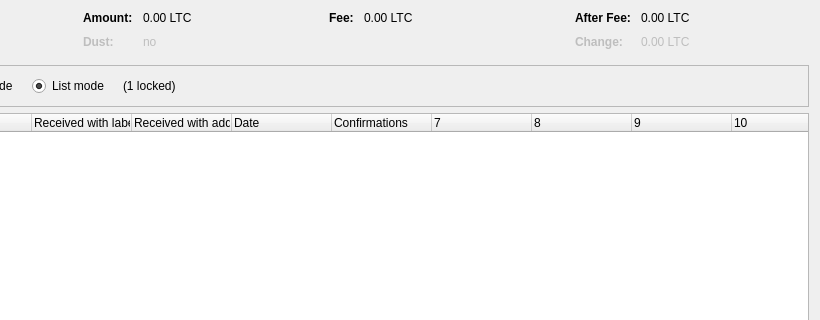
This is src/qt/forms/coincontroldialog.ui in rngcoin-project/rngcoin as Qt 5 draws it before an edit; both pictures show x 180 to 1000 and y 0 to 320 of the 1000 by 500 pixel window. The edited form follows.
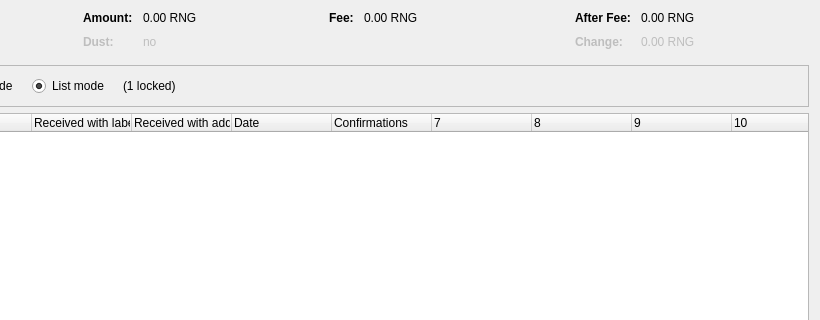
This is the edited form. Custom widgets are drawn as their Qt base class.

Diff of the .ui file:
```diff
--- a/src/qt/forms/coincontroldialog.ui
+++ b/src/qt/forms/coincontroldialog.ui
@@ -132,7 +132,7 @@
           <enum>Qt::ActionsContextMenu</enum>
          </property>
          <property name="text">
-          <string notr="true">0.00 LTC</string>
+          <string notr="true">0.00 RNG</string>
          </property>
          <property name="textInteractionFlags">
           <set>Qt::LinksAccessibleByMouse|Qt::TextSelectableByKeyboard|Qt::TextSelectableByMouse</set>
@@ -212,7 +212,7 @@
           <enum>Qt::ActionsContextMenu</enum>
          </property>
          <property name="text">
-          <string notr="true">0.00 LTC</string>
+          <string notr="true">0.00 RNG</string>
          </property>
          <property name="textInteractionFlags">
           <set>Qt::LinksAccessibleByMouse|Qt::TextSelectableByKeyboard|Qt::TextSelectableByMouse</set>
@@ -257,7 +257,7 @@
           <enum>Qt::ActionsContextMenu</enum>
          </property>
          <property name="text">
-          <string notr="true">0.00 LTC</string>
+          <string notr="true">0.00 RNG</string>
          </property>
          <property name="textInteractionFlags">
           <set>Qt::LinksAccessibleByMouse|Qt::TextSelectableByKeyboard|Qt::TextSelectableByMouse</set>
@@ -292,7 +292,7 @@
           <enum>Qt::ActionsContextMenu</enum>
          </property>
          <property name="text">
-          <string notr="true">0.00 LTC</string>
+          <string notr="true">0.00 RNG</string>
          </property>
          <property name="textInteractionFlags">
           <set>Qt::LinksAccessibleByMouse|Qt::TextSelectableByKeyboard|Qt::TextSelectableByMouse</set>
```
